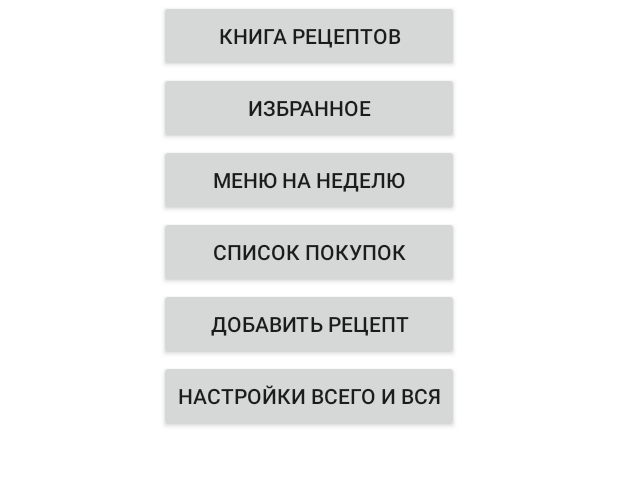
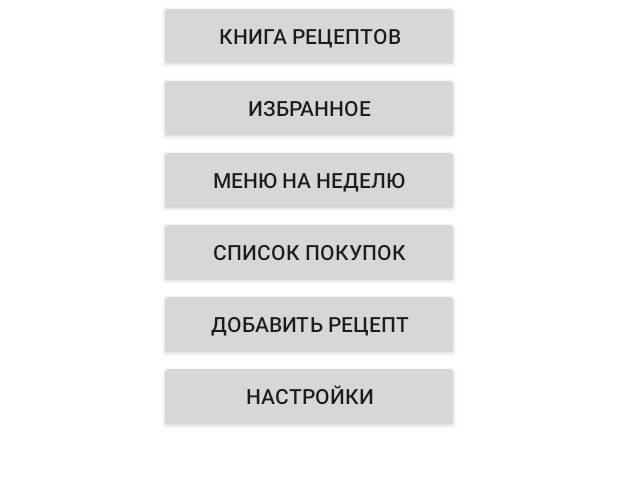
Before and after one commit to shavkunov/FoodManager, an Android app: the screen it shows after launch (MainActivity), on a phone screen of 412 x 824 dp, the part 324-810 px from its top. Run offline under Robolectric (Android 15) with nearby library versions, the phone set to English and light mode, and no system bars; libraries missing offline, so code that uses them is left out: com.cloudinary, com.cloudinary.utils.

Commit message:
UI fixes

```diff
--- a/app/src/main/res/values/strings.xml
+++ b/app/src/main/res/values/strings.xml
@@ -3,7 +3,7 @@
     <string name="cookbook">Книга Рецептов</string>
     <string name="menu">Меню на неделю</string>
     <string name="shoppinglist">Список покупок</string>
-    <string name="settings">Настройки всего и вся</string>
+    <string name="settings">Настройки</string>
     <string name="recipe_body_description_str">Описание:</string>
     <string name="recipe_body_ingredients_str">Вам нужны следующие продукты:</string>
     <string name="recipe_body_instruments_str">А также:</string>
```
